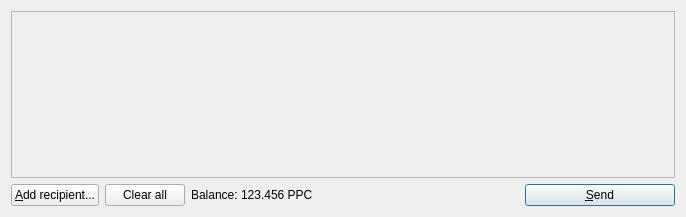
Before: the Qt Designer form src/qt/forms/sendcoinsdialog.ui in kac-/bitcoin, drawn with Qt 5.
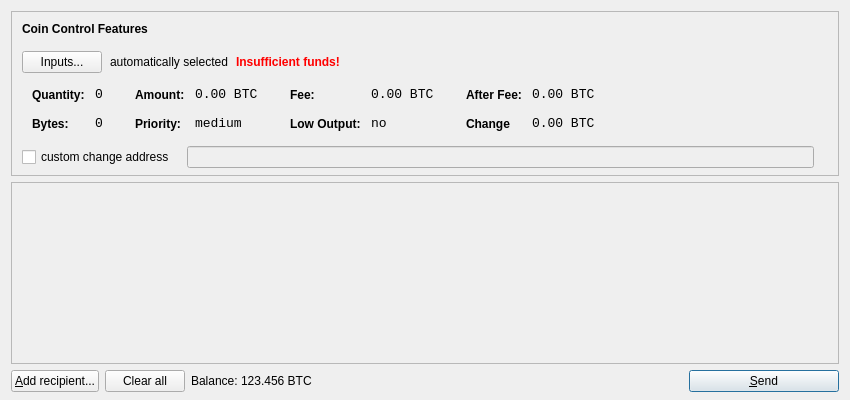
After: the same form once the commit is applied. Icons and pictures are not drawn.

Commit message: Add coin control features (experimental, don't use that with real coins yet !).

Patch:
```diff
--- a/src/qt/forms/sendcoinsdialog.ui
+++ b/src/qt/forms/sendcoinsdialog.ui
@@ -6,14 +6,615 @@
    <rect>
     <x>0</x>
     <y>0</y>
-    <width>686</width>
-    <height>217</height>
+    <width>850</width>
+    <height>400</height>
    </rect>
   </property>
   <property name="windowTitle">
    <string>Send Coins</string>
   </property>
-  <layout class="QVBoxLayout" name="verticalLayout">
+  <layout class="QVBoxLayout" name="verticalLayout" stretch="0,1,0">
+   <property name="bottomMargin">
+    <number>8</number>
+   </property>
+   <item>
+    <widget class="QFrame" name="frameCoinControl">
+     <property name="sizePolicy">
+      <sizepolicy hsizetype="Expanding" vsizetype="Expanding">
+       <horstretch>0</horstretch>
+       <verstretch>0</verstretch>
+      </sizepolicy>
+     </property>
+     <property name="maximumSize">
+      <size>
+       <width>16777215</width>
+       <height>16777215</height>
+      </size>
+     </property>
+     <property name="frameShape">
+      <enum>QFrame::StyledPanel</enum>
+     </property>
+     <property name="frameShadow">
+      <enum>QFrame::Sunken</enum>
+     </property>
+     <layout class="QVBoxLayout" name="verticalLayoutCoinControl2">
+      <property name="spacing">
+       <number>-1</number>
+      </property>
+      <property name="leftMargin">
+       <number>0</number>
+      </property>
+      <property name="topMargin">
+       <number>0</number>
+      </property>
+      <property name="rightMargin">
+       <number>0</number>
+      </property>
+      <property name="bottomMargin">
+       <number>6</number>
+      </property>
+      <item>
+       <layout class="QVBoxLayout" name="verticalLayoutCoinControl" stretch="0,0,0,0,1">
+        <property name="spacing">
+         <number>0</number>
+        </property>
+        <property name="leftMargin">
+         <number>10</number>
+        </property>
+        <property name="topMargin">
+         <number>10</number>
+        </property>
+        <item>
+         <layout class="QHBoxLayout" name="horizontalLayoutCoinControl1">
+          <property name="bottomMargin">
+           <number>15</number>
+          </property>
+          <item>
+           <widget class="QLabel" name="labelCoinControlFeatures">
+            <property name="sizePolicy">
+             <sizepolicy hsizetype="Preferred" vsizetype="Maximum">
+              <horstretch>0</horstretch>
+              <verstretch>0</verstretch>
+             </sizepolicy>
+            </property>
+            <property name="font">
+             <font>
+              <weight>75</weight>
+              <bold>true</bold>
+             </font>
+            </property>
+            <property name="styleSheet">
+             <string notr="true">font-weight:bold;</string>
+            </property>
+            <property name="text">
+             <string>Coin Control Features</string>
+            </property>
+           </widget>
+          </item>
+         </layout>
+        </item>
+        <item>
+         <layout class="QHBoxLayout" name="horizontalLayoutCoinControl2" stretch="0,0,0,0">
+          <property name="spacing">
+           <number>8</number>
+          </property>
+          <property name="bottomMargin">
+           <number>10</number>
+          </property>
+          <item>
+           <widget class="QPushButton" name="pushButtonCoinControl">
+            <property name="styleSheet">
+             <string notr="true"/>
+            </property>
+            <property name="text">
+             <string>Inputs...</string>
+            </property>
+           </widget>
+          </item>
+          <item>
+           <widget class="QLabel" name="labelCoinControlAutomaticallySelected">
+            <property name="text">
+             <string>automatically selected</string>
+            </property>
+            <property name="margin">
+             <number>5</number>
+            </property>
+           </widget>
+          </item>
+          <item>
+           <widget class="QLabel" name="labelCoinControlInsuffFunds">
+            <property name="font">
+             <font>
+              <weight>75</weight>
+              <bold>true</bold>
+             </font>
+            </property>
+            <property name="styleSheet">
+             <string notr="true">color:red;font-weight:bold;</string>
+            </property>
+            <property name="text">
+             <string>Insufficient funds!</string>
+            </property>
+            <property name="margin">
+             <number>5</number>
+            </property>
+           </widget>
+          </item>
+          <item>
+           <spacer name="horizontalSpacerCoinControl">
+            <property name="orientation">
+             <enum>Qt::Horizontal</enum>
+            </property>
+            <property name="sizeHint" stdset="0">
+             <size>
+              <width>40</width>
+              <height>1</height>
+             </size>
+            </property>
+           </spacer>
+          </item>
+         </layout>
+        </item>
+        <item>
+         <widget class="QWidget" name="widgetCoinControl" native="true">
+          <property name="sizePolicy">
+           <sizepolicy hsizetype="Preferred" vsizetype="Preferred">
+            <horstretch>0</horstretch>
+            <verstretch>0</verstretch>
+           </sizepolicy>
+          </property>
+          <property name="minimumSize">
+           <size>
+            <width>0</width>
+            <height>0</height>
+           </size>
+          </property>
+          <property name="styleSheet">
+           <string notr="true"/>
+          </property>
+          <layout class="QHBoxLayout" name="horizontalLayoutCoinControl5">
+           <property name="margin">
+            <number>0</number>
+           </property>
+           <item>
+            <layout class="QHBoxLayout" name="horizontalLayoutCoinControl3" stretch="0,0,0,1">
+             <property name="spacing">
+              <number>20</number>
+             </property>
+             <property name="topMargin">
+              <number>0</number>
+             </property>
+             <property name="bottomMargin">
+              <number>10</number>
+             </property>
+             <item>
+              <layout class="QFormLayout" name="formLayoutCoinControl1">
+               <property name="horizontalSpacing">
+                <number>10</number>
+               </property>
+               <property name="verticalSpacing">
+                <number>14</number>
+               </property>
+               <property name="leftMargin">
+                <number>10</number>
+               </property>
+               <property name="topMargin">
+                <number>4</number>
+               </property>
+               <property name="rightMargin">
+                <number>6</number>
+               </property>
+               <item row="0" column="0">
+                <widget class="QLabel" name="labelCoinControlQuantityText">
+                 <property name="styleSheet">
+                  <string notr="true">font-weight:bold;</string>
+                 </property>
+                 <property name="text">
+                  <string>Quantity:</string>
+                 </property>
+                 <property name="margin">
+                  <number>0</number>
+                 </property>
+                </widget>
+               </item>
+               <item row="0" column="1">
+                <widget class="QLabel" name="labelCoinControlQuantity">
+                 <property name="font">
+                  <font>
+                   <family>Monospace</family>
+                   <pointsize>10</pointsize>
+                  </font>
+                 </property>
+                 <property name="cursor">
+                  <cursorShape>IBeamCursor</cursorShape>
+                 </property>
+                 <property name="contextMenuPolicy">
+                  <enum>Qt::ActionsContextMenu</enum>
+                 </property>
+                 <property name="text">
+                  <string>0</string>
+                 </property>
+                 <property name="margin">
+                  <number>0</number>
+                 </property>
+                 <property name="textInteractionFlags">
+                  <set>Qt::LinksAccessibleByMouse|Qt::TextSelectableByKeyboard|Qt::TextSelectableByMouse</set>
+                 </property>
+                </widget>
+               </item>
+               <item row="1" column="0">
+                <widget class="QLabel" name="labelCoinControlBytesText">
+                 <property name="styleSheet">
+                  <string notr="true">font-weight:bold;</string>
+                 </property>
+                 <property name="text">
+                  <string>Bytes:</string>
+                 </property>
+                </widget>
+               </item>
+               <item row="1" column="1">
+                <widget class="QLabel" name="labelCoinControlBytes">
+                 <property name="font">
+                  <font>
+                   <family>Monospace</family>
+                   <pointsize>10</pointsize>
+                  </font>
+                 </property>
+                 <property name="cursor">
+                  <cursorShape>IBeamCursor</cursorShape>
+                 </property>
+                 <property name="contextMenuPolicy">
+                  <enum>Qt::ActionsContextMenu</enum>
+                 </property>
+                 <property name="text">
+                  <string>0</string>
+                 </property>
+                 <property name="textInteractionFlags">
+                  <set>Qt::LinksAccessibleByMouse|Qt::TextSelectableByKeyboard|Qt::TextSelectableByMouse</set>
+                 </property>
+                </widget>
+               </item>
+              </layout>
+             </item>
+             <item>
+              <layout class="QFormLayout" name="formLayoutCoinControl2">
+               <property name="horizontalSpacing">
+                <number>10</number>
+               </property>
+               <property name="verticalSpacing">
+                <number>14</number>
+               </property>
+               <property name="leftMargin">
+                <number>6</number>
+               </property>
+               <property name="topMargin">
+                <number>4</number>
+               </property>
+               <property name="rightMargin">
+                <number>6</number>
+               </property>
+               <item row="0" column="0">
+                <widget class="QLabel" name="labelCoinControlAmountText">
+                 <property name="styleSheet">
+                  <string notr="true">font-weight:bold;</string>
+                 </property>
+                 <property name="text">
+                  <string>Amount:</string>
+                 </property>
+                 <property name="margin">
+                  <number>0</number>
+                 </property>
+                </widget>
+               </item>
+               <item row="0" column="1">
+                <widget class="QLabel" name="labelCoinControlAmount">
+                 <property name="font">
+                  <font>
+                   <family>Monospace</family>
+                   <pointsize>10</pointsize>
+                  </font>
+                 </property>
+                 <property name="cursor">
+                  <cursorShape>IBeamCursor</cursorShape>
+                 </property>
+                 <property name="contextMenuPolicy">
+                  <enum>Qt::ActionsContextMenu</enum>
+                 </property>
+                 <property name="text">
+                  <string>0.00 BTC</string>
+                 </property>
+                 <property name="textInteractionFlags">
+                  <set>Qt::LinksAccessibleByMouse|Qt::TextSelectableByKeyboard|Qt::TextSelectableByMouse</set>
+                 </property>
+                </widget>
+               </item>
+               <item row="1" column="0">
+                <widget class="QLabel" name="labelCoinControlPriorityText">
+                 <property name="styleSheet">
+                  <string notr="true">font-weight:bold;</string>
+                 </property>
+                 <property name="text">
+                  <string>Priority:</string>
+                 </property>
+                </widget>
+               </item>
+               <item row="1" column="1">
+                <widget class="QLabel" name="labelCoinControlPriority">
+                 <property name="font">
+                  <font>
+                   <family>Monospace</family>
+                   <pointsize>10</pointsize>
+                  </font>
+                 </property>
+                 <property name="cursor">
+                  <cursorShape>IBeamCursor</cursorShape>
+                 </property>
+                 <property name="contextMenuPolicy">
+                  <enum>Qt::ActionsContextMenu</enum>
+                 </property>
+                 <property name="text">
+                  <string>medium</string>
+                 </property>
+                 <property name="textInteractionFlags">
+                  <set>Qt::LinksAccessibleByMouse|Qt::TextSelectableByKeyboard|Qt::TextSelectableByMouse</set>
+                 </property>
+                </widget>
+               </item>
+              </layout>
+             </item>
+             <item>
+              <layout class="QFormLayout" name="formLayoutCoinControl3">
+               <property name="horizontalSpacing">
+                <number>10</number>
+               </property>
+               <property name="verticalSpacing">
+                <number>14</number>
+               </property>
+               <property name="leftMargin">
+                <number>6</number>
+               </property>
+               <property name="topMargin">
+                <number>4</number>
+               </property>
+               <property name="rightMargin">
+                <number>6</number>
+               </property>
+               <item row="0" column="0">
+                <widget class="QLabel" name="labelCoinControlFeeText">
+                 <property name="styleSheet">
+                  <string notr="true">font-weight:bold;</string>
+                 </property>
+                 <property name="text">
+                  <string>Fee:</string>
+                 </property>
+                 <property name="margin">
+                  <number>0</number>
+                 </property>
+                </widget>
+               </item>
+               <item row="0" column="1">
+                <widget class="QLabel" name="labelCoinControlFee">
+                 <property name="font">
+                  <font>
+                   <family>Monospace</family>
+                   <pointsize>10</pointsize>
+                  </font>
+                 </property>
+                 <property name="cursor">
+                  <cursorShape>IBeamCursor</cursorShape>
+                 </property>
+                 <property name="contextMenuPolicy">
+                  <enum>Qt::ActionsContextMenu</enum>
+                 </property>
+                 <property name="text">
+                  <string>0.00 BTC</string>
+                 </property>
+                 <property name="textInteractionFlags">
+                  <set>Qt::LinksAccessibleByMouse|Qt::TextSelectableByKeyboard|Qt::TextSelectableByMouse</set>
+                 </property>
+                </widget>
+               </item>
+               <item row="1" column="0">
+                <widget class="QLabel" name="labelCoinControlLowOutputText">
+                 <property name="styleSheet">
+                  <string notr="true">font-weight:bold;</string>
+                 </property>
+                 <property name="text">
+                  <string>Low Output:</string>
+                 </property>
+                </widget>
+               </item>
+               <item row="1" column="1">
+                <widget class="QLabel" name="labelCoinControlLowOutput">
+                 <property name="font">
+                  <font>
+                   <family>Monospace</family>
+                   <pointsize>10</pointsize>
+                  </font>
+                 </property>
+                 <property name="cursor">
+                  <cursorShape>IBeamCursor</cursorShape>
+                 </property>
+                 <property name="contextMenuPolicy">
+                  <enum>Qt::ActionsContextMenu</enum>
+                 </property>
+                 <property name="text">
+                  <string>no</string>
+                 </property>
+                 <property name="textInteractionFlags">
+                  <set>Qt::LinksAccessibleByMouse|Qt::TextSelectableByKeyboard|Qt::TextSelectableByMouse</set>
+                 </property>
+                </widget>
+               </item>
+              </layout>
+             </item>
+             <item>
+              <layout class="QFormLayout" name="formLayoutCoinControl4">
+               <property name="horizontalSpacing">
+                <number>10</number>
+               </property>
+               <property name="verticalSpacing">
+                <number>14</number>
+               </property>
+               <property name="leftMargin">
+                <number>6</number>
+               </property>
+               <property name="topMargin">
+                <number>4</number>
+               </property>
+               <property name="rightMargin">
+                <number>6</number>
+               </property>
+               <item row="0" column="0">
+                <widget class="QLabel" name="labelCoinControlAfterFeeText">
+                 <property name="styleSheet">
+                  <string notr="true">font-weight:bold;</string>
+                 </property>
+                 <property name="text">
+                  <string>After Fee:</string>
+                 </property>
+                 <property name="margin">
+                  <number>0</number>
+                 </property>
+                </widget>
+               </item>
+               <item row="0" column="1">
+                <widget class="QLabel" name="labelCoinControlAfterFee">
+                 <property name="font">
+                  <font>
+                   <family>Monospace</family>
+                   <pointsize>10</pointsize>
+                  </font>
+                 </property>
+                 <property name="cursor">
+                  <cursorShape>IBeamCursor</cursorShape>
+                 </property>
+                 <property name="contextMenuPolicy">
+                  <enum>Qt::ActionsContextMenu</enum>
+                 </property>
+                 <property name="text">
+                  <string>0.00 BTC</string>
+                 </property>
+                 <property name="textInteractionFlags">
+                  <set>Qt::LinksAccessibleByMouse|Qt::TextSelectableByKeyboard|Qt::TextSelectableByMouse</set>
+                 </property>
+                </widget>
+               </item>
+               <item row="1" column="0">
+                <widget class="QLabel" name="labelCoinControlChangeText">
+                 <property name="styleSheet">
+                  <string notr="true">font-weight:bold;</string>
+                 </property>
+                 <property name="text">
+                  <string>Change</string>
+                 </property>
+                </widget>
+               </item>
+               <item row="1" column="1">
+                <widget class="QLabel" name="labelCoinControlChange">
+                 <property name="font">
+                  <font>
+                   <family>Monospace</family>
+                   <pointsize>10</pointsize>
+                  </font>
+                 </property>
+                 <property name="cursor">
+                  <cursorShape>IBeamCursor</cursorShape>
+                 </property>
+                 <property name="contextMenuPolicy">
+                  <enum>Qt::ActionsContextMenu</enum>
+                 </property>
+                 <property name="text">
+                  <string>0.00 BTC</string>
+                 </property>
+                 <property name="textInteractionFlags">
+                  <set>Qt::LinksAccessibleByMouse|Qt::TextSelectableByKeyboard|Qt::TextSelectableByMouse</set>
+                 </property>
+                </widget>
+               </item>
+              </layout>
+             </item>
+            </layout>
+           </item>
+          </layout>
+         </widget>
+        </item>
+        <item>
+         <layout class="QHBoxLayout" name="horizontalLayoutCoinControl4" stretch="0,0,0">
+          <property name="spacing">
+           <number>12</number>
+          </property>
+          <property name="sizeConstraint">
+           <enum>QLayout::SetDefaultConstraint</enum>
+          </property>
+          <property name="topMargin">
+           <number>5</number>
+          </property>
+          <property name="rightMargin">
+           <number>5</number>
+          </property>
+          <item>
+           <widget class="QCheckBox" name="checkBoxCoinControlChange">
+            <property name="text">
+             <string>custom change address</string>
+            </property>
+           </widget>
+          </item>
+          <item>
+           <widget class="QLineEdit" name="lineEditCoinControlChange">
+            <property name="enabled">
+             <bool>false</bool>
+            </property>
+            <property name="sizePolicy">
+             <sizepolicy hsizetype="Expanding" vsizetype="Fixed">
+              <horstretch>0</horstretch>
+              <verstretch>0</verstretch>
+             </sizepolicy>
+            </property>
+           </widget>
+          </item>
+          <item>
+           <widget class="QLabel" name="labelCoinControlChangeLabel">
+            <property name="sizePolicy">
+             <sizepolicy hsizetype="Preferred" vsizetype="Expanding">
+              <horstretch>0</horstretch>
+              <verstretch>0</verstretch>
+             </sizepolicy>
+            </property>
+            <property name="minimumSize">
+             <size>
+              <width>0</width>
+              <height>0</height>
+             </size>
+            </property>
+            <property name="text">
+             <string/>
+            </property>
+            <property name="margin">
+             <number>3</number>
+            </property>
+           </widget>
+          </item>
+         </layout>
+        </item>
+        <item>
+         <spacer name="verticalSpacerCoinControl">
+          <property name="orientation">
+           <enum>Qt::Vertical</enum>
+          </property>
+          <property name="sizeHint" stdset="0">
+           <size>
+            <width>800</width>
+            <height>1</height>
+           </size>
+          </property>
+         </spacer>
+        </item>
+       </layout>
+      </item>
+     </layout>
+    </widget>
+   </item> 
    <item>
     <widget class="QScrollArea" name="scrollArea">
      <property name="widgetResizable">
@@ -24,7 +625,7 @@
        <rect>
         <x>0</x>
         <y>0</y>
-        <width>666</width>
+        <width>830</width>
         <height>165</height>
        </rect>
       </property>
@@ -110,7 +711,7 @@
        <item>
         <widget class="QLabel" name="labelBalance">
          <property name="text">
-          <string>123.456 PPC</string>
+          <string>123.456 BTC</string>
          </property>
          <property name="textInteractionFlags">
           <set>Qt::LinksAccessibleByMouse|Qt::TextSelectableByKeyboard|Qt::TextSelectableByMouse</set>
```
The commit also changes 20 other files.
